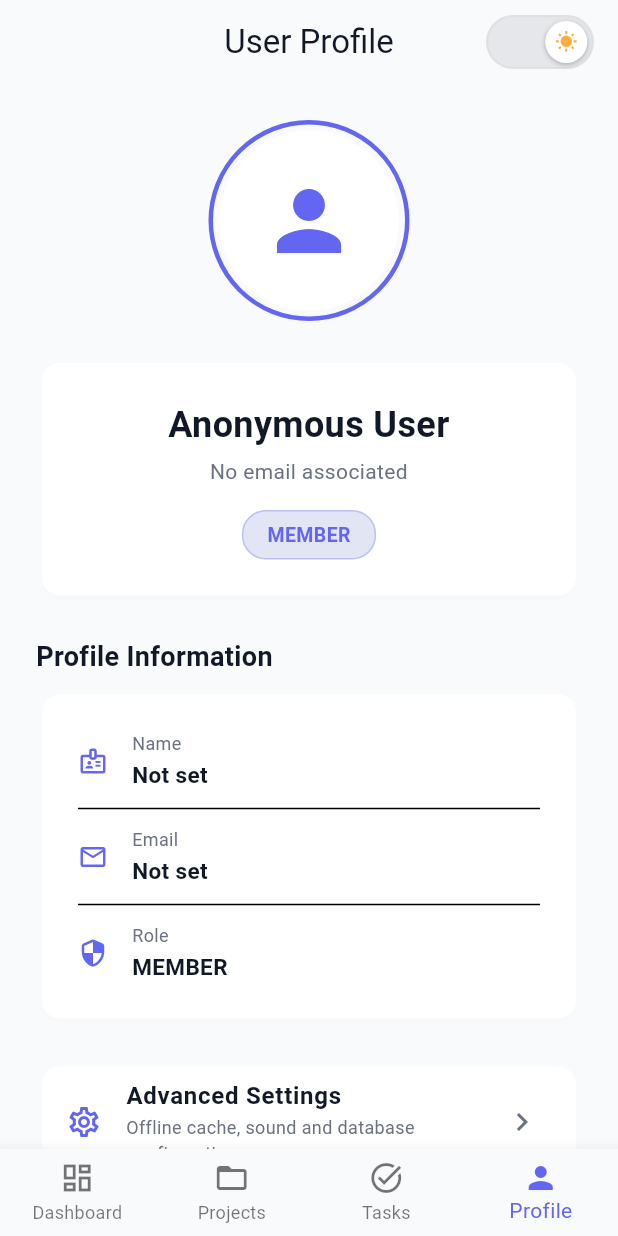
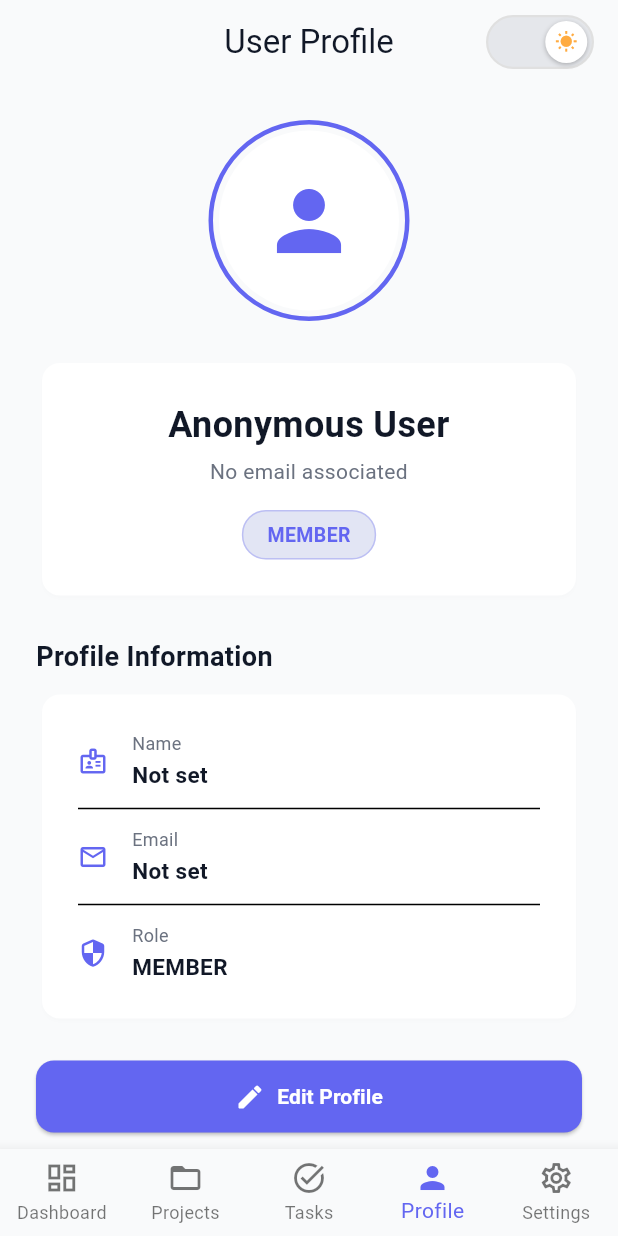
Before and after one commit to PhamNguyenDuyHoang106/PRM393-Group5, a Flutter app: the ProfileScreen screen opened by its route, on a phone screen of 412 x 824 dp. Run offline on Flutter 3.47's test engine with Material 3 defaults, Android fonts, the phone set to English and light mode, and no system bars; our stand-ins replace connectivity_plus, dio, firebase_auth, firebase_core, fl_chart, flutter_riverpod and 5 more; accounts and stored records are empty.

Commit message:
Add Settings as a dedicated 5th tab in bottom navigation and restore clean ProfileScreen

```diff
--- a/lib/core/router/app_router.dart
+++ b/lib/core/router/app_router.dart
@@ -21,6 +21,7 @@ import '../../views/dashboard/manager_dashboard_screen.dart';
 import '../../views/dashboard/member_home_screen.dart';
 import '../../views/dashboard/statistics_screen.dart';
 import '../../views/dashboard/notification_center_screen.dart';
+import '../../views/dashboard/settings_screen.dart';
 
 final GlobalKey<NavigatorState> _rootNavigatorKey = GlobalKey<NavigatorState>(
   debugLabel: 'root',
@@ -156,6 +157,10 @@ final routerProvider = Provider<GoRouter>((ref) {
             path: '/profile',
             builder: (context, state) => const ProfileScreen(),
           ),
+          GoRoute(
+            path: '/settings',
+            builder: (context, state) => const SettingsScreen(),
+          ),
         ],
       ),
 
@@ -235,6 +240,7 @@ class AppShellScaffold extends StatelessWidget {
     if (location.startsWith('/projects')) return 1;
     if (location.startsWith('/tasks')) return 2;
     if (location.startsWith('/profile')) return 3;
+    if (location.startsWith('/settings')) return 4;
     return 0; // default represents dashboard routes
   }
 
@@ -251,6 +257,9 @@ class AppShellScaffold extends StatelessWidget {
         break;
       case 3:
         GoRouter.of(context).go('/profile');
+        break;
+      case 4:
+        GoRouter.of(context).go('/settings');
         break;
     }
   }
@@ -284,6 +293,11 @@ class AppShellScaffold extends StatelessWidget {
             activeIcon: Icon(Icons.person),
             label: 'Profile',
           ),
+          BottomNavigationBarItem(
+            icon: Icon(Icons.settings_outlined),
+            activeIcon: Icon(Icons.settings),
+            label: 'Settings',
+          ),
         ],
       ),
     );
--- a/lib/views/auth/profile_screen.dart
+++ b/lib/views/auth/profile_screen.dart
@@ -489,40 +489,6 @@ class _ProfileScreenState extends ConsumerState<ProfileScreen> {
                       child: const Text('Cancel', style: TextStyle(fontWeight: FontWeight.bold)),
                     ),
                   ] else ...[
-                    // Settings Card for Member 4
-                    Card(
-                      color: isDark ? AppConstants.surfaceDark : AppConstants.surfaceLight,
-                      shape: RoundedRectangleBorder(
-                        borderRadius: BorderRadius.circular(AppConstants.borderRadiusMd),
-                      ),
-                      elevation: 1,
-                      child: ListTile(
-                        leading: Icon(
-                          Icons.settings_outlined,
-                          color: isDark ? AppConstants.primaryDark : AppConstants.primaryLight,
-                        ),
-                        title: Text(
-                          'Advanced Settings',
-                          style: TextStyle(
-                            color: isDark ? AppConstants.textDark : AppConstants.textLight,
-                            fontWeight: FontWeight.w600,
-                          ),
-                        ),
-                        subtitle: Text(
-                          'Offline cache, sound and database configurations',
-                          style: TextStyle(
-                            color: isDark ? AppConstants.textSecondaryDark : AppConstants.textSecondaryLight,
-                            fontSize: 12,
-                          ),
-                        ),
-                        trailing: Icon(
-                          Icons.chevron_right,
-                          color: isDark ? AppConstants.textSecondaryDark : AppConstants.textSecondaryLight,
-                        ),
-                        onTap: () => context.push('/settings'),
-                      ),
-                    ),
-                    const SizedBox(height: AppConstants.paddingMd),
                     // Edit Profile Button (Now stacked above Logout, full-width)
                     ElevatedButton.icon(
                       icon: const Icon(Icons.edit_rounded, color: Colors.white, size: 20),
```
Also changed, not shown: pubspec.lock.
